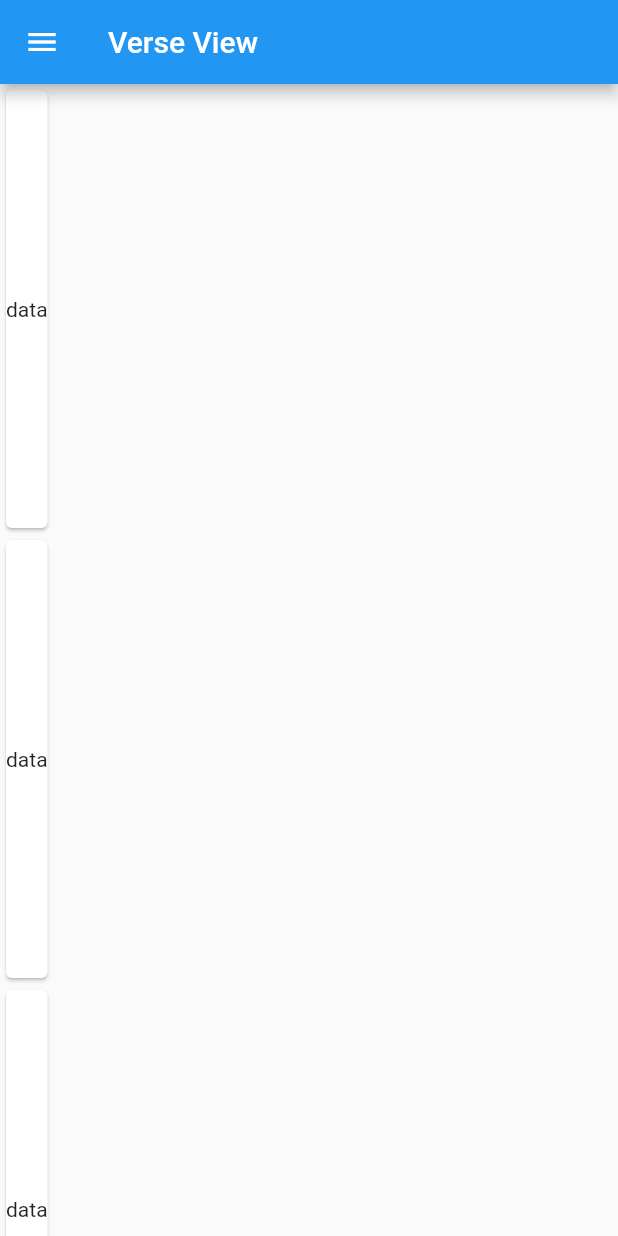
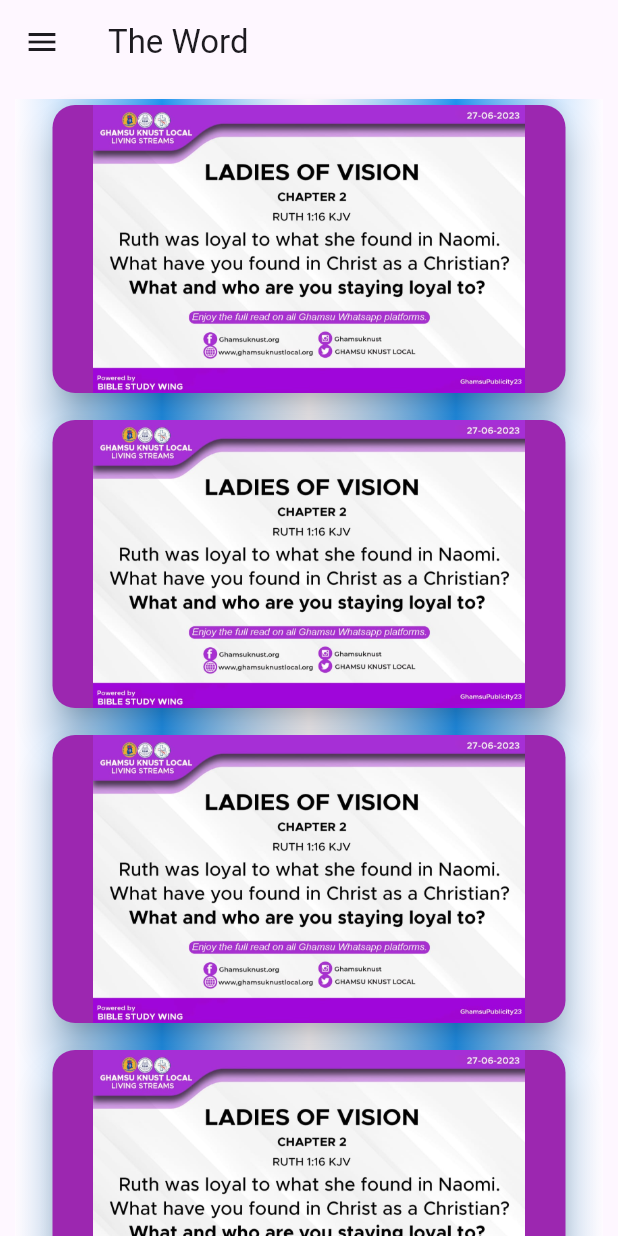
Before and after one commit to Kratosgado/bible_studies_wing, a Flutter app: the screen it shows after launch, on a phone screen of 412 x 824 dp. Run offline on Flutter 3.47's test engine with Material 2 defaults, Android fonts, the phone set to English and light mode, and no system bars.

Commit message:
implement drawer

```diff
--- a/lib/src/app.dart
+++ b/lib/src/app.dart
@@ -28,7 +28,8 @@ class MyApp extends StatelessWidget {
           restorationScopeId: 'app',
           title: "Bible Studies Wing",
           theme: ThemeData(
-            primarySwatch: Colors.blue,
+            useMaterial3: true,
+            primarySwatch: Colors.purple,
             primaryColor: Colors.red,
           ),
           darkTheme: ThemeData.dark(),
--- /dev/null
+++ b/lib/src/constants.dart
@@ -0,0 +1,17 @@
+import 'package:flutter/material.dart';
+
+const myGradient = LinearGradient(
+  colors: [Colors.red, Colors.blue],
+  begin: Alignment.topLeft,
+  end: Alignment.bottomRight,
+);
+
+const homeGradient = BoxDecoration(
+  gradient: LinearGradient(colors: [
+    Colors.white54,
+    Colors.blue,
+    Colors.white54,
+    Colors.blue,
+    Colors.white54,
+  ]),
+);
--- a/lib/src/home/home_drawer.dart
+++ b/lib/src/home/home_drawer.dart
@@ -1,24 +1,108 @@
 import 'package:flutter/material.dart';
+
+import '../constants.dart';
 
 Drawer homeDrawer() {
   return Drawer(
-    // Implement the drawer content here
+    elevation: 50,
+    shadowColor: Colors.blue,
+    child: Container(
+      decoration: const BoxDecoration(
+        gradient: myGradient,
+      ),
       child: ListView(
         children: [
+          const DrawerHeader(
+            decoration: BoxDecoration(
+              color: Colors.transparent, // Transparent background for the header
+            ),
+            child: Center(
+              child: Text(
+                'Bible Studies Wing',
+                style: TextStyle(
+                  fontSize: 24,
+                  color: Colors.white,
+                ),
+              ),
+            ),
+          ),
           ListTile(
-          title: const Text('Screen 1'),
+            leading: const Icon(
+              Icons.people,
+              color: Colors.white,
+            ),
+            title: const Text(
+              'My People',
+              style: TextStyle(
+                color: Colors.white,
+              ),
+            ),
             onTap: () {
               // Handle navigation to Screen 1
             },
           ),
           ListTile(
-          title: const Text('Screen 2'),
+            leading: const Icon(
+              Icons.list_alt_rounded,
+              color: Colors.white,
+            ),
+            title: const Text(
+              'Program Outline',
+              style: TextStyle(
+                color: Colors.white,
+              ),
+            ),
             onTap: () {
               // Handle navigation to Screen 2
             },
           ),
-        // Add more items for other screens
+          ListTile(
+            leading: const Icon(
+              Icons.water_drop_outlined,
+              color: Colors.white,
+            ),
+            title: const Text(
+              'Living Stream Summary',
+              style: TextStyle(
+                color: Colors.white,
+              ),
+            ),
+            onTap: () {
+              // Handle navigation to Screen 2
+            },
+          ),
+          ListTile(
+            leading: const Icon(
+              Icons.local_post_office_sharp,
+              color: Colors.white,
+            ),
+            title: const Text(
+              'Register a Member',
+              style: TextStyle(
+                color: Colors.white,
+              ),
+            ),
+            onTap: () {
+              // Handle navigation to Screen 2
+            },
+          ),
+          ListTile(
+            leading: const Icon(
+              Icons.info_rounded,
+              color: Colors.white,
+            ),
+            title: const Text(
+              'About Us',
+              style: TextStyle(
+                color: Colors.white,
+              ),
+            ),
+            onTap: () {
+              // Handle navigation to Screen 2
+            },
+          ),
         ],
+      ),
     ),
   );
 }
--- a/lib/src/home/home_view.dart
+++ b/lib/src/home/home_view.dart
@@ -1,6 +1,8 @@
 import 'package:bible_studies_wing/src/home/home_drawer.dart';
 import 'package:bible_studies_wing/src/home/verse_card.dart';
 import 'package:flutter/material.dart';
+
+import '../constants.dart';
 
 class HomeView extends StatelessWidget {
   const HomeView({super.key});
@@ -9,16 +11,22 @@ class HomeView extends StatelessWidget {
 
   @override
   Widget build(BuildContext context) {
-    final cardList = [verseCard(), verseCard(), verseCard()];
+    final cardList = [verseCard(), verseCard(), verseCard(), verseCard(), verseCard()];
 
     return Scaffold(
         appBar: AppBar(
-          title: const Text('Verse View'),
+          title: const Text('The Word'),
         ),
         drawer: homeDrawer(),
         body: SingleChildScrollView(
-          child: Column(
-            children: cardList,
+          padding: const EdgeInsets.all(10),
+          child: Container(
+            decoration: homeGradient,
+            child: Center(
+              child: Column(
+                children: cardList,
+              ),
+            ),
           ),
         ));
   }
--- a/lib/src/home/verse_card.dart
+++ b/lib/src/home/verse_card.dart
@@ -1,15 +1,23 @@
 import 'package:flutter/material.dart';
 
 Widget verseCard() {
-  return const SingleChildScrollView(
+  return SingleChildScrollView(
     scrollDirection: Axis.horizontal,
+    padding: const EdgeInsets.only(bottom: 10),
     child: Row(
       children: [
         SizedBox(
-          height: 300,
+          height: 200,
+          width: 350,
           child: Card(
-            child: Center(
-              child: Text("data"),
+            color: Colors.purple,
+            elevation: 10,
+            shape: RoundedRectangleBorder(
+              borderRadius: BorderRadius.circular(15.0),
+            ),
+            child: Image.asset(
+              'assets/images/cards/card1.jpeg',
+              fit: BoxFit.contain,
             ),
           ),
         )
--- a/pubspec.yaml
+++ b/pubspec.yaml
@@ -27,4 +27,4 @@ flutter:
 
   assets:
     # Add assets from the images directory to the application.
-    - assets/images/
+    - assets/images/cards/
```
Also changed, not shown: assets/images/cards/card1 (10).jpeg (added), assets/images/cards/card1 (2).jpeg (added), assets/images/cards/card1 (3).jpeg (added), assets/images/cards/card1 (4).jpeg (added), assets/images/cards/card1 (5).jpeg (added), assets/images/cards/card1 (6).jpeg (added), assets/images/cards/card1 (7).jpeg (added), assets/images/cards/card1 (8).jpeg (added), assets/images/cards/card1 (9).jpeg (added), assets/images/cards/card1.jpeg (added), pubspec.lock. Lines whose indentation alone changed are shown as unchanged.
